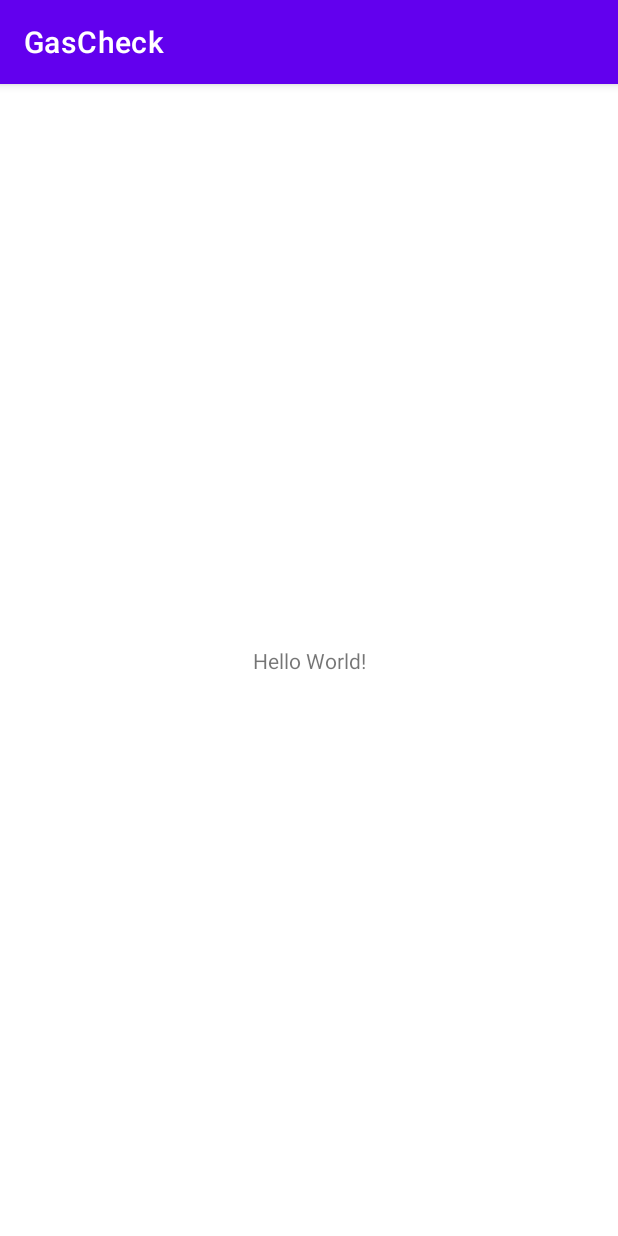
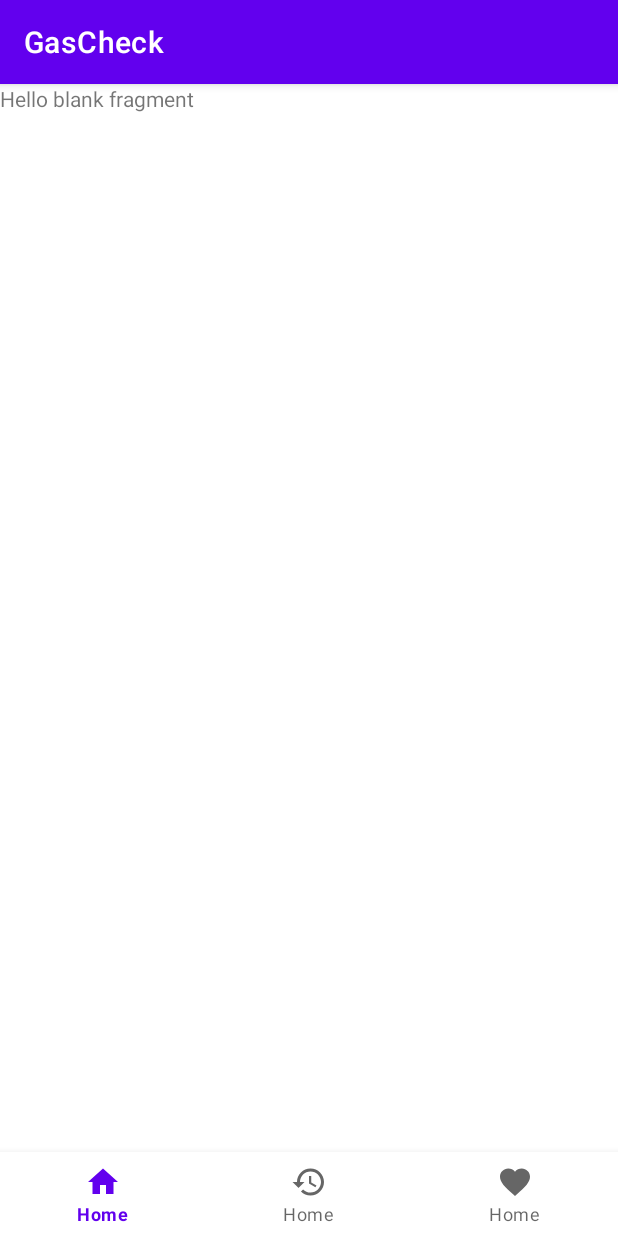
Before and after one commit to Kdiaseng/gas-check-android, an Android app: the screen it shows after launch (MainActivity), on a phone screen of 412 x 824 dp. Run offline under Robolectric (Android 15) with nearby library versions, the phone set to English and light mode, and no system bars.

Commit message:
feat: configureted navigation component

```diff
--- a/app/build.gradle
+++ b/app/build.gradle
@@ -32,6 +32,11 @@ android {
 }
 
 dependencies {
+    implementation 'androidx.legacy:legacy-support-v4:1.0.0'
+    def nav_version = "2.3.5"
+
+    implementation "androidx.navigation:navigation-fragment-ktx:$nav_version"
+    implementation "androidx.navigation:navigation-ui-ktx:$nav_version"
 
     implementation 'androidx.core:core-ktx:1.6.0'
     implementation 'androidx.appcompat:appcompat:1.3.1'
--- a/app/src/main/AndroidManifest.xml
+++ b/app/src/main/AndroidManifest.xml
@@ -10,7 +10,7 @@
         android:supportsRtl="true"
         android:theme="@style/Theme.GasCheck">
         <activity
-            android:name=".MainActivity"
+            android:name=".ui.MainActivity"
             android:exported="true">
             <intent-filter>
                 <action android:name="android.intent.action.MAIN" />
--- a/app/src/main/java/br/com/gascheck/MainActivity.kt
+++ b/app/src/main/java/br/com/gascheck/ui/MainActivity.kt
@@ -1,7 +1,8 @@
-package br.com.gascheck
+package br.com.gascheck.ui
 
 import androidx.appcompat.app.AppCompatActivity
 import android.os.Bundle
+import br.com.gascheck.R
 
 class MainActivity : AppCompatActivity() {
     override fun onCreate(savedInstanceState: Bundle?) {
--- /dev/null
+++ b/app/src/main/java/br/com/gascheck/ui/favorite/FavoriteFragment.kt
@@ -0,0 +1,21 @@
+package br.com.gascheck.ui.favorite
+
+import android.os.Bundle
+import androidx.fragment.app.Fragment
+import android.view.LayoutInflater
+import android.view.View
+import android.view.ViewGroup
+import br.com.gascheck.R
+
+
+class FavoriteFragment : Fragment() {
+
+    override fun onCreateView(
+        inflater: LayoutInflater, container: ViewGroup?,
+        savedInstanceState: Bundle?
+    ): View? {
+        // Inflate the layout for this fragment
+        return inflater.inflate(R.layout.fragment_favorite, container, false)
+    }
+
+}
--- /dev/null
+++ b/app/src/main/java/br/com/gascheck/ui/history/HistoryFragment.kt
@@ -0,0 +1,21 @@
+package br.com.gascheck.ui.history
+
+import android.os.Bundle
+import androidx.fragment.app.Fragment
+import android.view.LayoutInflater
+import android.view.View
+import android.view.ViewGroup
+import br.com.gascheck.R
+
+
+class HistoryFragment : Fragment() {
+
+    override fun onCreateView(
+        inflater: LayoutInflater, container: ViewGroup?,
+        savedInstanceState: Bundle?
+    ): View? {
+        // Inflate the layout for this fragment
+        return inflater.inflate(R.layout.fragment_history, container, false)
+    }
+
+}
--- /dev/null
+++ b/app/src/main/java/br/com/gascheck/ui/home/HomeFragment.kt
@@ -0,0 +1,19 @@
+package br.com.gascheck.ui.home
+
+import android.os.Bundle
+import androidx.fragment.app.Fragment
+import android.view.LayoutInflater
+import android.view.View
+import android.view.ViewGroup
+import br.com.gascheck.R
+
+class HomeFragment : Fragment() {
+
+    override fun onCreateView(
+        inflater: LayoutInflater, container: ViewGroup?,
+        savedInstanceState: Bundle?
+    ): View? {
+        // Inflate the layout for this fragment
+        return inflater.inflate(R.layout.fragment_home, container, false)
+    }
+}
--- /dev/null
+++ b/app/src/main/res/drawable/ic_favorite.xml
@@ -0,0 +1,5 @@
+<vector android:height="24dp" android:tint="#F7F2F2"
+    android:viewportHeight="24" android:viewportWidth="24"
+    android:width="24dp" xmlns:android="http://schemas.android.com/apk/res/android">
+    <path android:fillColor="@android:color/white" android:pathData="M12,21.35l-1.45,-1.32C5.4,15.36 2,12.28 2,8.5 2,5.42 4.42,3 7.5,3c1.74,0 3.41,0.81 4.5,2.09C13.09,3.81 14.76,3 16.5,3 19.58,3 22,5.42 22,8.5c0,3.78 -3.4,6.86 -8.55,11.54L12,21.35z"/>
+</vector>
--- /dev/null
+++ b/app/src/main/res/drawable/ic_history.xml
@@ -0,0 +1,5 @@
+<vector android:height="24dp" android:tint="#F7F2F2"
+    android:viewportHeight="24" android:viewportWidth="24"
+    android:width="24dp" xmlns:android="http://schemas.android.com/apk/res/android">
+    <path android:fillColor="@android:color/white" android:pathData="M13,3c-4.97,0 -9,4.03 -9,9L1,12l3.89,3.89 0.07,0.14L9,12L6,12c0,-3.87 3.13,-7 7,-7s7,3.13 7,7 -3.13,7 -7,7c-1.93,0 -3.68,-0.79 -4.94,-2.06l-1.42,1.42C8.27,19.99 10.51,21 13,21c4.97,0 9,-4.03 9,-9s-4.03,-9 -9,-9zM12,8v5l4.28,2.54 0.72,-1.21 -3.5,-2.08L13.5,8L12,8z"/>
+</vector>
--- /dev/null
+++ b/app/src/main/res/drawable/ic_home.xml
@@ -0,0 +1,5 @@
+<vector android:height="24dp" android:tint="#F7F2F2"
+    android:viewportHeight="24" android:viewportWidth="24"
+    android:width="24dp" xmlns:android="http://schemas.android.com/apk/res/android">
+    <path android:fillColor="@android:color/white" android:pathData="M10,20v-6h4v6h5v-8h3L12,3 2,12h3v8z"/>
+</vector>
--- a/app/src/main/res/layout/activity_main.xml
+++ b/app/src/main/res/layout/activity_main.xml
@@ -4,15 +4,29 @@
     xmlns:tools="http://schemas.android.com/tools"
     android:layout_width="match_parent"
     android:layout_height="match_parent"
-    tools:context=".MainActivity">
+    tools:context=".ui.MainActivity">
 
-    <TextView
-        android:layout_width="wrap_content"
-        android:layout_height="wrap_content"
-        android:text="Hello World!"
+    <androidx.fragment.app.FragmentContainerView
+        android:id="@+id/nav_host_fragment"
+        android:name="androidx.navigation.fragment.NavHostFragment"
+        android:layout_width="0dp"
+        android:layout_height="0dp"
+        app:defaultNavHost="true"
         app:layout_constraintBottom_toBottomOf="parent"
         app:layout_constraintLeft_toLeftOf="parent"
         app:layout_constraintRight_toRightOf="parent"
-        app:layout_constraintTop_toTopOf="parent" />
+        app:layout_constraintTop_toTopOf="parent"
+        app:navGraph="@navigation/nav_graph" />
+
+
+    <com.google.android.material.bottomnavigation.BottomNavigationView
+        android:id="@+id/bottom_navigation"
+        android:layout_width="match_parent"
+        android:layout_height="wrap_content"
+        app:layout_constraintBottom_toBottomOf="parent"
+        app:layout_constraintEnd_toEndOf="parent"
+        app:layout_constraintStart_toStartOf="parent"
+        app:menu="@menu/bottom_navigation_menu" />
+
 
 </androidx.constraintlayout.widget.ConstraintLayout>
--- /dev/null
+++ b/app/src/main/res/layout/fragment_favorite.xml
@@ -0,0 +1,14 @@
+<?xml version="1.0" encoding="utf-8"?>
+<FrameLayout xmlns:android="http://schemas.android.com/apk/res/android"
+    xmlns:tools="http://schemas.android.com/tools"
+    android:layout_width="match_parent"
+    android:layout_height="match_parent"
+    tools:context=".FavoriteFragment">
+
+    <!-- TODO: Update blank fragment layout -->
+    <TextView
+        android:layout_width="match_parent"
+        android:layout_height="match_parent"
+        android:text="@string/hello_blank_fragment" />
+
+</FrameLayout>
--- /dev/null
+++ b/app/src/main/res/layout/fragment_history.xml
@@ -0,0 +1,14 @@
+<?xml version="1.0" encoding="utf-8"?>
+<FrameLayout xmlns:android="http://schemas.android.com/apk/res/android"
+    xmlns:tools="http://schemas.android.com/tools"
+    android:layout_width="match_parent"
+    android:layout_height="match_parent"
+    tools:context=".HistoryFragment">
+
+    <!-- TODO: Update blank fragment layout -->
+    <TextView
+        android:layout_width="match_parent"
+        android:layout_height="match_parent"
+        android:text="@string/hello_blank_fragment" />
+
+</FrameLayout>
--- /dev/null
+++ b/app/src/main/res/layout/fragment_home.xml
@@ -0,0 +1,14 @@
+<?xml version="1.0" encoding="utf-8"?>
+<FrameLayout xmlns:android="http://schemas.android.com/apk/res/android"
+    xmlns:tools="http://schemas.android.com/tools"
+    android:layout_width="match_parent"
+    android:layout_height="match_parent"
+    tools:context=".HomeFragment">
+
+    <!-- TODO: Update blank fragment layout -->
+    <TextView
+        android:layout_width="match_parent"
+        android:layout_height="match_parent"
+        android:text="@string/hello_blank_fragment" />
+
+</FrameLayout>
--- /dev/null
+++ b/app/src/main/res/menu/bottom_navigation_menu.xml
@@ -0,0 +1,17 @@
+<?xml version="1.0" encoding="utf-8"?>
+<menu xmlns:android="http://schemas.android.com/apk/res/android">
+    <item
+        android:id="@+id/homeFragment"
+        android:icon="@drawable/ic_home"
+        android:title="@string/home_action" />
+
+    <item
+        android:id="@+id/historyFragment"
+        android:icon="@drawable/ic_history"
+        android:title="@string/home_action" />
+
+    <item
+        android:id="@+id/favoriteFragment"
+        android:icon="@drawable/ic_favorite"
+        android:title="@string/home_action" />
+</menu>
--- /dev/null
+++ b/app/src/main/res/navigation/nav_graph.xml
@@ -0,0 +1,23 @@
+<?xml version="1.0" encoding="utf-8"?>
+<navigation xmlns:android="http://schemas.android.com/apk/res/android"
+    xmlns:app="http://schemas.android.com/apk/res-auto"
+    xmlns:tools="http://schemas.android.com/tools"
+    android:id="@+id/nav_graph"
+    app:startDestination="@id/homeFragment">
+
+    <fragment
+        android:id="@+id/homeFragment"
+        android:name="br.com.gascheck.ui.home.HomeFragment"
+        android:label="fragment_home"
+        tools:layout="@layout/fragment_home" />
+    <fragment
+        android:id="@+id/historyFragment"
+        android:name="br.com.gascheck.ui.history.HistoryFragment"
+        android:label="fragment_history"
+        tools:layout="@layout/fragment_history" />
+    <fragment
+        android:id="@+id/favoriteFragment"
+        android:name="br.com.gascheck.ui.favorite.FavoriteFragment"
+        android:label="fragment_favorite"
+        tools:layout="@layout/fragment_favorite" />
+</navigation>
--- a/app/src/main/res/values/strings.xml
+++ b/app/src/main/res/values/strings.xml
@@ -1,3 +1,6 @@
 <resources>
     <string name="app_name">GasCheck</string>
+    <!-- TODO: Remove or change this placeholder text -->
+    <string name="hello_blank_fragment">Hello blank fragment</string>
+    <string name="home_action">Home</string>
 </resources>
```
